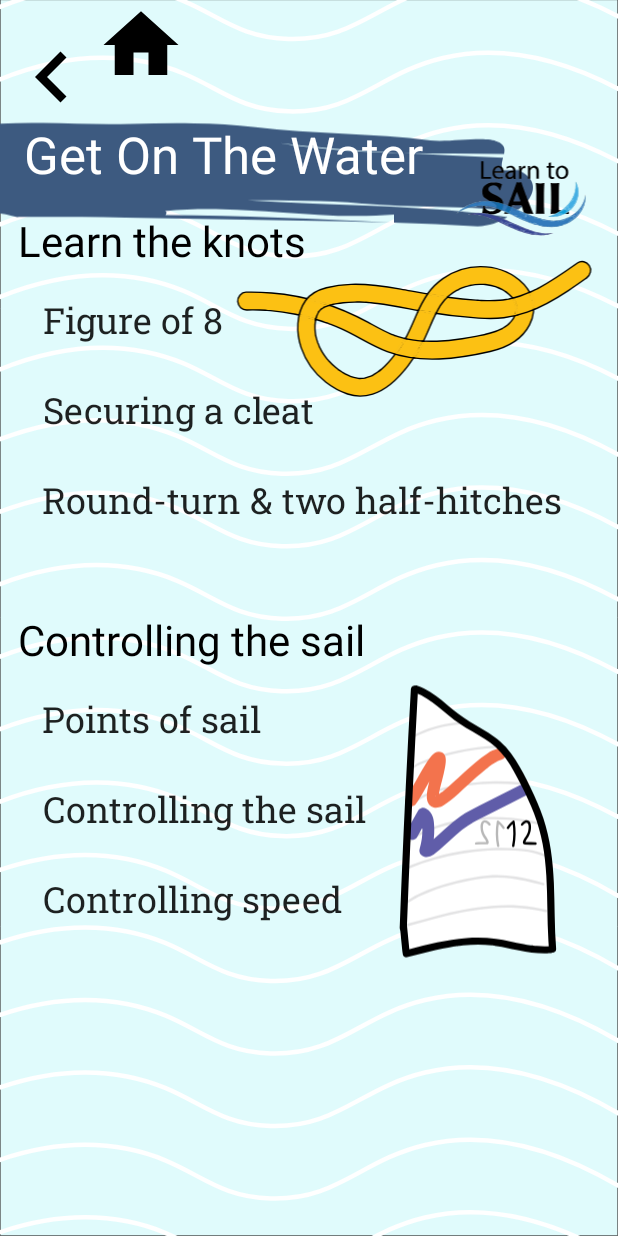
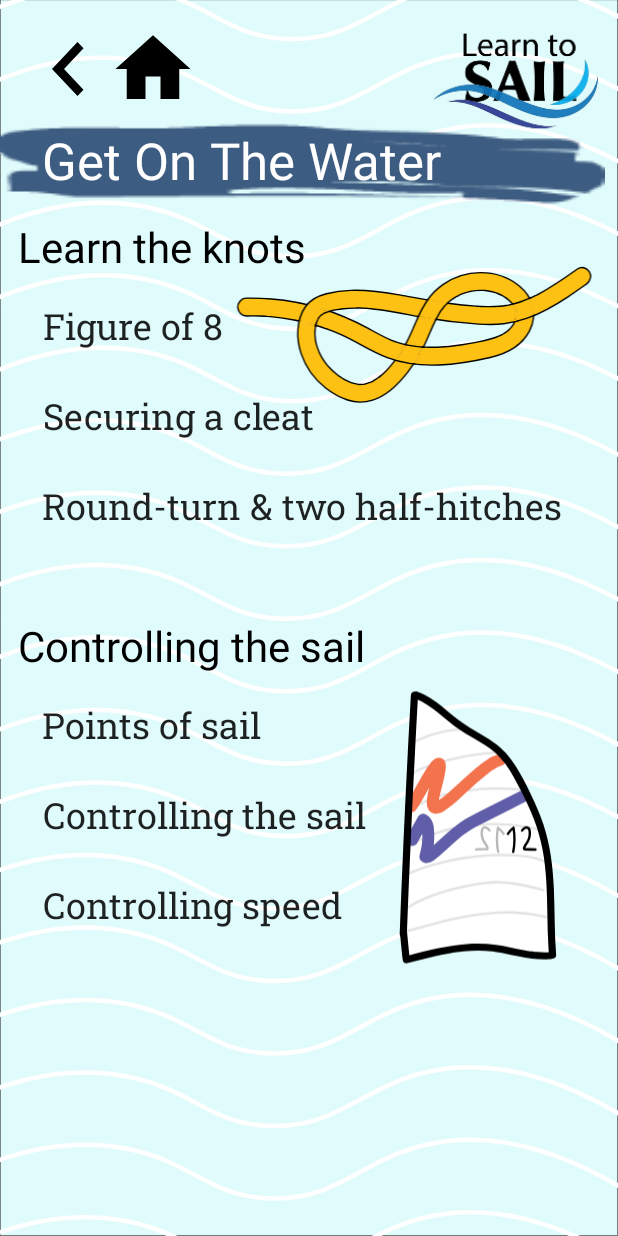
Before and after one commit to acmercer/LearnToSail, an Android app: the OnTheWater screen opened directly, with no data from a screen before it, on a phone screen of 412 x 824 dp. Run offline under Robolectric (Android 15) with nearby library versions, the phone set to English and light mode, and no system bars; Roboto replaces fonts that are not available here.

Commit message:
Updates and changes

```diff
--- a/app/src/main/res/layout/activity_topic_select2.xml
+++ b/app/src/main/res/layout/activity_topic_select2.xml
@@ -53,28 +53,26 @@
 
     <ImageView
         android:id="@+id/imageView"
-        android:layout_width="426dp"
-        android:layout_height="588dp"
-        android:layout_marginEnd="84dp"
-        android:layout_marginBottom="40dp"
+        android:layout_width="403dp"
+        android:layout_height="220dp"
         android:contentDescription="@string/banner"
-        app:layout_constraintBottom_toTopOf="@+id/btnPointsofSail"
-        app:layout_constraintEnd_toEndOf="@+id/imageView3"
-        app:srcCompat="@drawable/ic_banner" />
+        android:scaleType="fitXY"
+        app:layout_constraintStart_toStartOf="parent"
+        app:layout_constraintTop_toTopOf="parent"
+        app:srcCompat="@mipmap/ic_paint_foreground" />
 
     <ImageButton
         android:id="@+id/btnTopic2Home"
         style="@android:style/Widget.ImageButton"
         android:layout_width="60dp"
         android:layout_height="60dp"
-        android:layout_marginEnd="124dp"
+        android:layout_marginStart="72dp"
+        android:layout_marginTop="16dp"
         android:background="#003C2727"
         android:contentDescription="@string/homebtn"
         android:scaleType="fitCenter"
-        app:layout_constraintBottom_toBottomOf="@+id/backButton2"
-        app:layout_constraintEnd_toStartOf="@+id/imageView3"
+        app:layout_constraintStart_toStartOf="@+id/backButton2"
         app:layout_constraintTop_toTopOf="parent"
-        app:layout_constraintVertical_bias="0.0"
         app:srcCompat="@drawable/ic_baseline_home_24"
         app:tint="#000000"
         tools:ignore="RedundantDescriptionCheck" />
@@ -151,15 +149,12 @@
         android:id="@+id/textView7"
         android:layout_width="wrap_content"
         android:layout_height="wrap_content"
-        android:layout_marginStart="16dp"
-        android:layout_marginTop="80dp"
-        android:layout_marginEnd="86dp"
+        android:layout_marginStart="28dp"
+        android:layout_marginTop="84dp"
         android:fontFamily="@font/arvo_bold"
         android:text="@string/onthewater"
         android:textColor="#FFFFFF"
         android:textSize="34sp"
-        app:layout_constraintEnd_toEndOf="parent"
-        app:layout_constraintHorizontal_bias="0.0"
         app:layout_constraintStart_toStartOf="parent"
         app:layout_constraintTop_toTopOf="parent" />
 
@@ -176,27 +171,23 @@
 
     <ImageView
         android:id="@+id/imageView3"
-        android:layout_width="206dp"
-        android:layout_height="151dp"
-        android:layout_marginStart="248dp"
-        android:layout_marginBottom="604dp"
+        android:layout_width="135dp"
+        android:layout_height="110dp"
         android:contentDescription="@string/logodesc"
-        app:layout_constraintBottom_toBottomOf="parent"
-        app:layout_constraintStart_toStartOf="parent"
-        app:srcCompat="@drawable/ic_logosmall" />
+        app:layout_constraintEnd_toEndOf="parent"
+        app:layout_constraintTop_toTopOf="parent"
+        app:srcCompat="@mipmap/ic_smallerlogo_foreground" />
 
     <ImageButton
         android:id="@+id/backButton2"
         android:layout_width="92dp"
         android:layout_height="92dp"
-        android:layout_marginEnd="168dp"
-        android:layout_marginBottom="28dp"
         android:adjustViewBounds="true"
         android:backgroundTint="#00FFFFFF"
         android:contentDescription="@string/backbutton"
-        android:scaleType="fitCenter"
-        app:layout_constraintBottom_toBottomOf="@+id/textView7"
-        app:layout_constraintEnd_toStartOf="@+id/imageView3"
+        android:scaleType="fitXY"
+        app:layout_constraintStart_toStartOf="parent"
+        app:layout_constraintTop_toTopOf="parent"
         app:srcCompat="@drawable/ic_baseline_navigate_before_24"
         app:tint="@color/black"
         tools:ignore="RedundantDescriptionCheck" />
```
